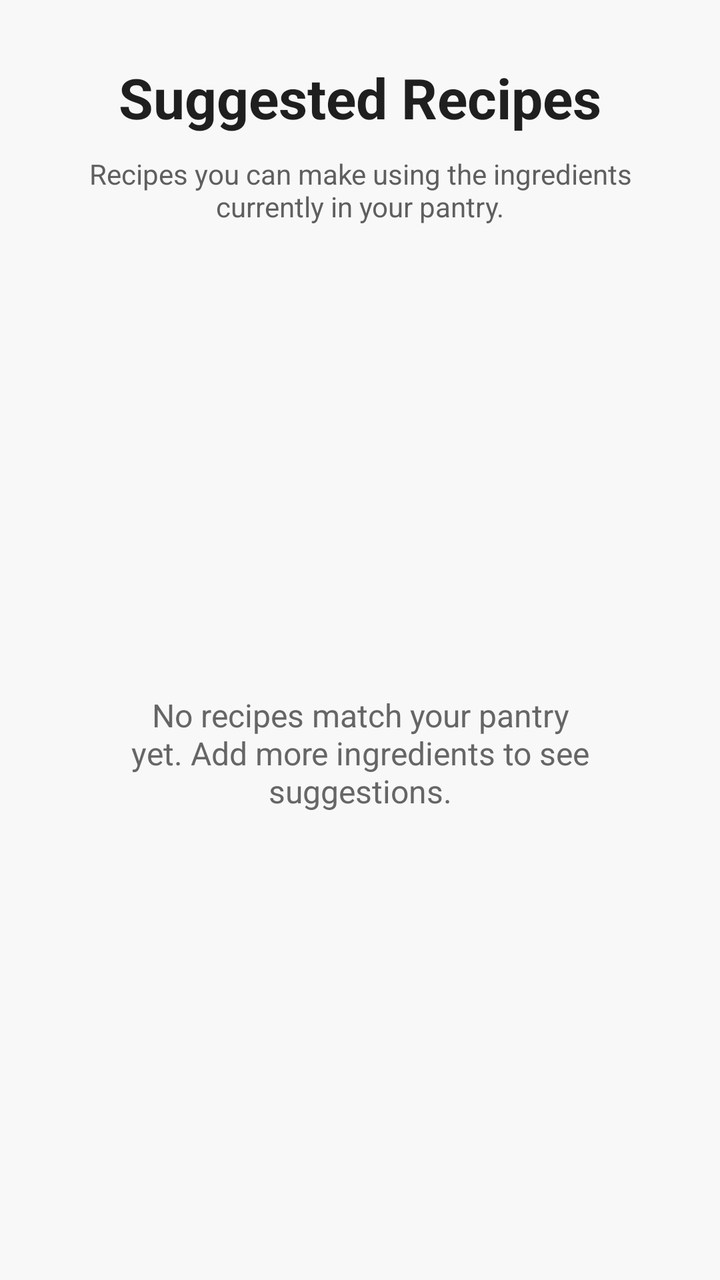
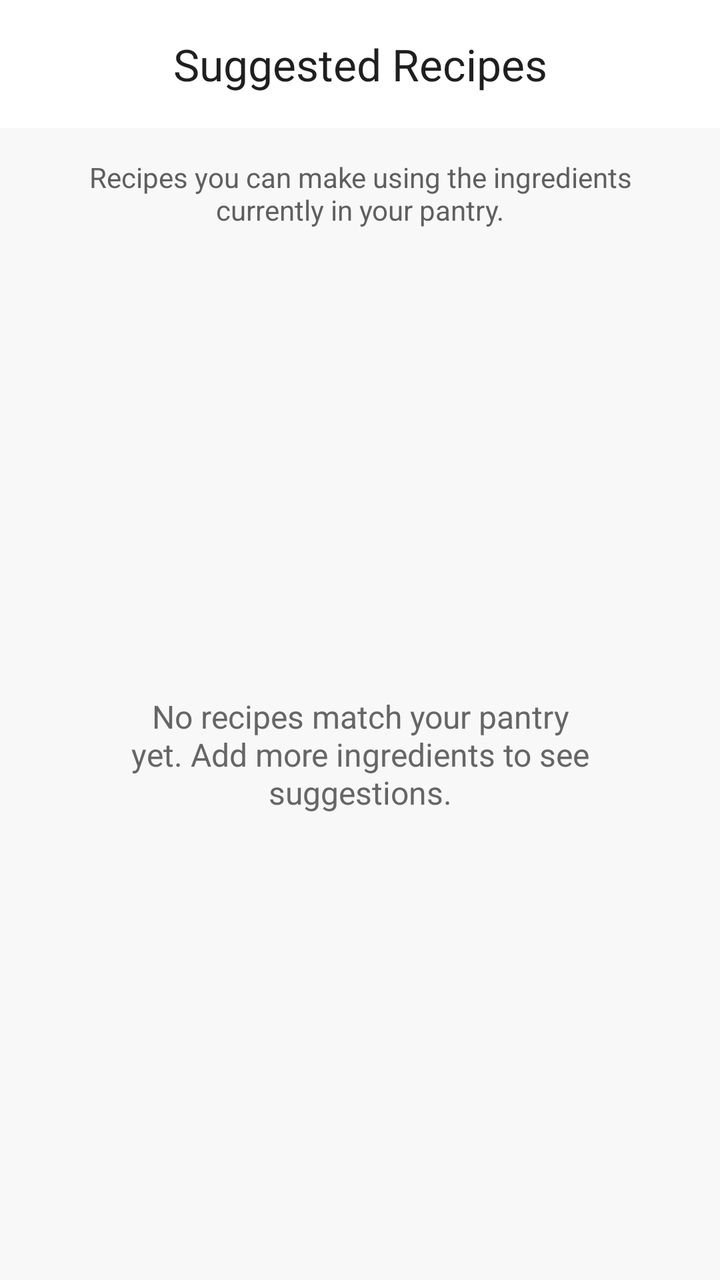

An Android layout rendered at two revisions. The XML below is the earlier revision; the diff shows what the commit changed to produce the second picture.
<!-- AndroidManifest.xml: application theme Theme.SmartPantryManager -->
<!-- res/layout/act_suggested_recipes.xml -->
<?xml version="1.0" encoding="utf-8"?>
<androidx.constraintlayout.widget.ConstraintLayout
    xmlns:android="http://schemas.android.com/apk/res/android"
    xmlns:app="http://schemas.android.com/apk/res-auto"
    xmlns:tools="http://schemas.android.com/tools"
    android:id="@+id/main"
    android:layout_width="match_parent"
    android:layout_height="match_parent"
    android:background="#F8F8F8"
    tools:context=".SuggestedRecipesAct">

    <TextView
        android:id="@+id/txtSuggestedTitle"
        android:layout_width="wrap_content"
        android:layout_height="wrap_content"
        android:layout_marginTop="30dp"
        android:text="Suggested Recipes"
        android:textColor="#1F1F1F"
        android:textSize="28sp"
        android:textStyle="bold"
        app:layout_constraintEnd_toEndOf="parent"
        app:layout_constraintStart_toStartOf="parent"
        app:layout_constraintTop_toTopOf="parent" />

    <TextView
        android:id="@+id/txtSuggestedInfo"
        android:layout_width="0dp"
        android:layout_height="wrap_content"
        android:layout_marginStart="25dp"
        android:layout_marginTop="10dp"
        android:layout_marginEnd="25dp"
        android:gravity="center"
        android:text="Recipes you can make using the ingredients currently in your pantry."
        android:textColor="#5F5F5F"
        android:textSize="14sp"
        app:layout_constraintEnd_toEndOf="parent"
        app:layout_constraintStart_toStartOf="parent"
        app:layout_constraintTop_toBottomOf="@+id/txtSuggestedTitle" />

    <ListView
        android:id="@+id/listSuggestedRecipes"
        android:layout_width="0dp"
        android:layout_height="0dp"
        android:layout_marginStart="15dp"
        android:layout_marginTop="20dp"
        android:layout_marginEnd="15dp"
        android:layout_marginBottom="20dp"
        android:divider="@android:color/transparent"
        android:dividerHeight="10dp"
        app:layout_constraintBottom_toBottomOf="parent"
        app:layout_constraintEnd_toEndOf="parent"
        app:layout_constraintStart_toStartOf="parent"
        app:layout_constraintTop_toBottomOf="@+id/txtSuggestedInfo" />

    <TextView
        android:id="@+id/txtNoSuggestedRecipes"
        android:layout_width="0dp"
        android:layout_height="wrap_content"
        android:layout_marginStart="30dp"
        android:layout_marginEnd="30dp"
        android:gravity="center"
        android:text="No recipes match your pantry yet. Add more ingredients to see suggestions."
        android:textColor="#666666"
        android:textSize="16sp"
        app:layout_constraintBottom_toBottomOf="@+id/listSuggestedRecipes"
        app:layout_constraintEnd_toEndOf="@+id/listSuggestedRecipes"
        app:layout_constraintStart_toStartOf="@+id/listSuggestedRecipes"
        app:layout_constraintTop_toTopOf="@+id/listSuggestedRecipes" />

</androidx.constraintlayout.widget.ConstraintLayout>
<!-- resources referenced by this layout -->
<resources>
  <style name="Theme.SmartPantryManager" parent="Base.Theme.SmartPantryManager" />
  <style name="Base.Theme.SmartPantryManager" parent="Theme.Material3.DayNight.NoActionBar">
          
          
      </style>
</resources>

<!-- the commit's change to res/layout/act_suggested_recipes.xml (unified diff, before → after) -->
@@ -1,70 +1,120 @@
 <?xml version="1.0" encoding="utf-8"?>
-<androidx.constraintlayout.widget.ConstraintLayout
+<androidx.drawerlayout.widget.DrawerLayout
     xmlns:android="http://schemas.android.com/apk/res/android"
     xmlns:app="http://schemas.android.com/apk/res-auto"
     xmlns:tools="http://schemas.android.com/tools"
-    android:id="@+id/main"
+    android:id="@+id/drawerLayout"
     android:layout_width="match_parent"
     android:layout_height="match_parent"
-    android:background="#F8F8F8"
     tools:context=".SuggestedRecipesAct">
 
+    
+    <androidx.constraintlayout.widget.ConstraintLayout
+        android:id="@+id/main"
+        android:layout_width="match_parent"
+        android:layout_height="match_parent"
+        android:background="#F8F8F8">
+
+        
+        <com.google.android.material.appbar.MaterialToolbar
+            android:id="@+id/suggestedToolbar"
+            android:layout_width="0dp"
+            android:layout_height="wrap_content"
+            android:minHeight="?attr/actionBarSize"
+            android:background="#FFFFFF"
+            app:title="Suggested Recipes"
+            app:titleCentered="true"
+            app:titleTextColor="#1F1F1F"
+            app:layout_constraintEnd_toEndOf="parent"
+            app:layout_constraintStart_toStartOf="parent"
+            app:layout_constraintTop_toTopOf="parent" />
+
+        
+        <TextView
+            android:id="@+id/txtSuggestedInfo"
+            android:layout_width="0dp"
+            android:layout_height="wrap_content"
+            android:layout_marginStart="25dp"
+            android:layout_marginTop="15dp"
+            android:layout_marginEnd="25dp"
+            android:gravity="center"
+            android:text="Recipes you can make using the ingredients currently in your pantry."
+            android:textColor="#5F5F5F"
+            android:textSize="14sp"
+            app:layout_constraintEnd_toEndOf="parent"
+            app:layout_constraintStart_toStartOf="parent"
+            app:layout_constraintTop_toBottomOf="@+id/suggestedToolbar" />
+
+        
+        <ListView
+            android:id="@+id/listSuggestedRecipes"
+            android:layout_width="0dp"
+            android:layout_height="0dp"
+            android:layout_marginStart="15dp"
+            android:layout_marginTop="15dp"
+            android:layout_marginEnd="15dp"
+            android:layout_marginBottom="15dp"
+            android:divider="@android:color/transparent"
+            android:dividerHeight="10dp"
+            app:layout_constraintBottom_toBottomOf="parent"
+            app:layout_constraintEnd_toEndOf="parent"
+            app:layout_constraintStart_toStartOf="parent"
+            app:layout_constraintTop_toBottomOf="@+id/txtSuggestedInfo" />
+
+        
+        <TextView
+            android:id="@+id/txtNoSuggestedRecipes"
+            android:layout_width="0dp"
+            android:layout_height="wrap_content"
+            android:layout_marginStart="30dp"
+            android:layout_marginEnd="30dp"
+            android:gravity="center"
+            android:text="No recipes match your pantry yet. Add more ingredients to see suggestions."
+            android:textColor="#666666"
+            android:textSize="16sp"
+            app:layout_constraintBottom_toBottomOf="@+id/listSuggestedRecipes"
+            app:layout_constraintEnd_toEndOf="@+id/listSuggestedRecipes"
+            app:layout_constraintStart_toStartOf="@+id/listSuggestedRecipes"
+            app:layout_constraintTop_toTopOf="@+id/listSuggestedRecipes" />
+
+    </androidx.constraintlayout.widget.ConstraintLayout>
+
+    
+    <com.google.android.material.navigation.NavigationView
+        android:id="@+id/navigationView"
+        android:layout_width="280dp"
+        android:layout_height="match_parent"
+        android:layout_gravity="start"
+        android:background="#FFFFFF"
+        app:headerLayout="@layout/nav_ham"
+        app:menu="@menu/hamburger_menu" />
+
+</androidx.drawerlayout.widget.DrawerLayout>
+<!-- res/layout/nav_ham.xml (included above) -->
+<?xml version="1.0" encoding="utf-8"?>
+<LinearLayout
+    xmlns:android="http://schemas.android.com/apk/res/android"
+    android:layout_width="match_parent"
+    android:layout_height="170dp"
+    android:background="#F3E9E2"
+    android:gravity="bottom"
+    android:orientation="vertical"
+    android:padding="24dp">
+
     <TextView
-        android:id="@+id/txtSuggestedTitle"
         android:layout_width="wrap_content"
         android:layout_height="wrap_content"
-        android:layout_marginTop="30dp"
-        android:text="Suggested Recipes"
+        android:text="Smart Pantry"
         android:textColor="#1F1F1F"
-        android:textSize="28sp"
-        android:textStyle="bold"
-        app:layout_constraintEnd_toEndOf="parent"
-        app:layout_constraintStart_toStartOf="parent"
-        app:layout_constraintTop_toTopOf="parent" />
+        android:textSize="24sp"
+        android:textStyle="bold" />
 
     <TextView
-        android:id="@+id/txtSuggestedInfo"
-        android:layout_width="0dp"
+        android:layout_width="wrap_content"
         android:layout_height="wrap_content"
-        android:layout_marginStart="25dp"
-        android:layout_marginTop="10dp"
-        android:layout_marginEnd="25dp"
-        android:gravity="center"
-        android:text="Recipes you can make using the ingredients currently in your pantry."
+        android:layout_marginTop="5dp"
+        android:text="Pantry &amp; Recipe Manager"
         android:textColor="#5F5F5F"
-        android:textSize="14sp"
-        app:layout_constraintEnd_toEndOf="parent"
-        app:layout_constraintStart_toStartOf="parent"
-        app:layout_constraintTop_toBottomOf="@+id/txtSuggestedTitle" />
+        android:textSize="14sp" />
 
-    <ListView
-        android:id="@+id/listSuggestedRecipes"
-        android:layout_width="0dp"
-        android:layout_height="0dp"
-        android:layout_marginStart="15dp"
-        android:layout_marginTop="20dp"
-        android:layout_marginEnd="15dp"
-        android:layout_marginBottom="20dp"
-        android:divider="@android:color/transparent"
-        android:dividerHeight="10dp"
-        app:layout_constraintBottom_toBottomOf="parent"
-        app:layout_constraintEnd_toEndOf="parent"
-        app:layout_constraintStart_toStartOf="parent"
-        app:layout_constraintTop_toBottomOf="@+id/txtSuggestedInfo" />
-
-    <TextView
-        android:id="@+id/txtNoSuggestedRecipes"
-        android:layout_width="0dp"
-        android:layout_height="wrap_content"
-        android:layout_marginStart="30dp"
-        android:layout_marginEnd="30dp"
-        android:gravity="center"
-        android:text="No recipes match your pantry yet. Add more ingredients to see suggestions."
-        android:textColor="#666666"
-        android:textSize="16sp"
-        app:layout_constraintBottom_toBottomOf="@+id/listSuggestedRecipes"
-        app:layout_constraintEnd_toEndOf="@+id/listSuggestedRecipes"
-        app:layout_constraintStart_toStartOf="@+id/listSuggestedRecipes"
-        app:layout_constraintTop_toTopOf="@+id/listSuggestedRecipes" />
-
-</androidx.constraintlayout.widget.ConstraintLayout>
+</LinearLayout>
